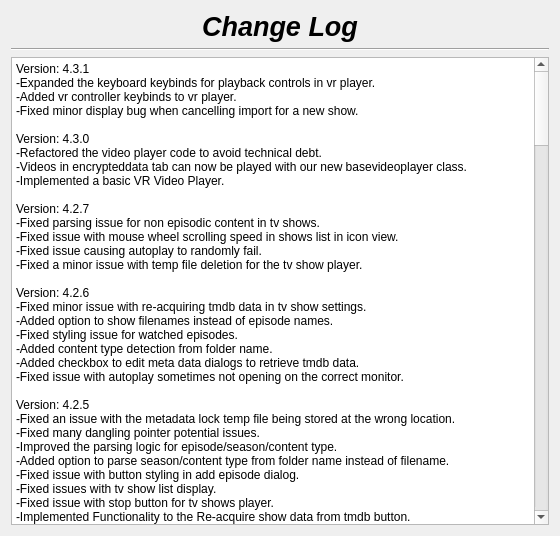
This is changelog.ui in therealMaPMaKeR/MMDiary as Qt 5 draws it before an edit. The edited form follows.
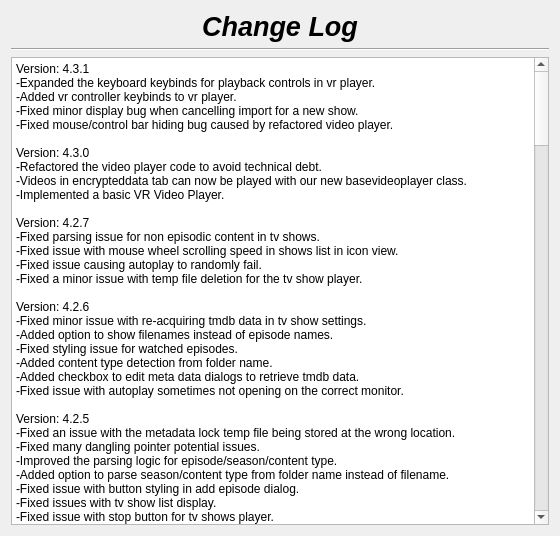
This is the edited form.

Commit message:
fixed mouse/control bar hiding bug
in tv show player

```diff
--- a/changelog.ui
+++ b/changelog.ui
@@ -55,7 +55,8 @@
 li.unchecked::marker { content: &quot;\2610&quot;; }
 li.checked::marker { content: &quot;\2612&quot;; }
 &lt;/style&gt;&lt;/head&gt;&lt;body style=&quot; font-family:'Segoe UI'; font-size:9pt; font-weight:400; font-style:normal;&quot;&gt;
-&lt;p style=&quot; margin-top:0px; margin-bottom:0px; margin-left:0px; margin-right:0px; -qt-block-indent:0; text-indent:0px;&quot;&gt;Version: 4.3.1&lt;br /&gt;-Expanded the keyboard keybinds for playback controls in vr player.&lt;br /&gt;-Added vr controller keybinds to vr player.&lt;br /&gt;-Fixed minor display bug when cancelling import for a new show.&lt;br /&gt;&lt;br /&gt;Version: 4.3.0&lt;br /&gt;-Refactored the video player code to avoid technical debt.&lt;br /&gt;-Videos in encrypteddata tab can now be played with our new basevideoplayer class.&lt;br /&gt;-Implemented a basic VR Video Player.&lt;br /&gt;&lt;br /&gt;Version: 4.2.7&lt;br /&gt;-Fixed parsing issue for non episodic content in tv shows.&lt;br /&gt;-Fixed issue with mouse wheel scrolling speed in shows list in icon view.&lt;br /&gt;-Fixed issue causing autoplay to randomly fail.&lt;/p&gt;
+&lt;p style=&quot; margin-top:0px; margin-bottom:0px; margin-left:0px; margin-right:0px; -qt-block-indent:0; text-indent:0px;&quot;&gt;Version: 4.3.1&lt;br /&gt;-Expanded the keyboard keybinds for playback controls in vr player.&lt;br /&gt;-Added vr controller keybinds to vr player.&lt;br /&gt;-Fixed minor display bug when cancelling import for a new show.&lt;/p&gt;
+&lt;p style=&quot; margin-top:0px; margin-bottom:0px; margin-left:0px; margin-right:0px; -qt-block-indent:0; text-indent:0px;&quot;&gt;-Fixed mouse/control bar hiding bug caused by refactored video player.&lt;br /&gt;&lt;br /&gt;Version: 4.3.0&lt;br /&gt;-Refactored the video player code to avoid technical debt.&lt;br /&gt;-Videos in encrypteddata tab can now be played with our new basevideoplayer class.&lt;br /&gt;-Implemented a basic VR Video Player.&lt;br /&gt;&lt;br /&gt;Version: 4.2.7&lt;br /&gt;-Fixed parsing issue for non episodic content in tv shows.&lt;br /&gt;-Fixed issue with mouse wheel scrolling speed in shows list in icon view.&lt;br /&gt;-Fixed issue causing autoplay to randomly fail.&lt;/p&gt;
 &lt;p style=&quot; margin-top:0px; margin-bottom:0px; margin-left:0px; margin-right:0px; -qt-block-indent:0; text-indent:0px;&quot;&gt;-Fixed a minor issue with temp file deletion for the tv show player.&lt;br /&gt;&lt;br /&gt;Version: 4.2.6&lt;br /&gt;-Fixed minor issue with re-acquiring tmdb data in tv show settings.&lt;/p&gt;
 &lt;p style=&quot; margin-top:0px; margin-bottom:0px; margin-left:0px; margin-right:0px; -qt-block-indent:0; text-indent:0px;&quot;&gt;-Added option to show filenames instead of episode names.&lt;br /&gt;-Fixed styling issue for watched episodes.&lt;/p&gt;
 &lt;p style=&quot; margin-top:0px; margin-bottom:0px; margin-left:0px; margin-right:0px; -qt-block-indent:0; text-indent:0px;&quot;&gt;-Added content type detection from folder name.&lt;br /&gt;-Added checkbox to edit meta data dialogs to retrieve tmdb data.&lt;br /&gt;-Fixed issue with autoplay sometimes not opening on the correct monitor.&lt;br /&gt;&lt;br /&gt;Version: 4.2.5&lt;br /&gt;-Fixed an issue with the metadata lock temp file being stored at the wrong location.&lt;br /&gt;-Fixed many dangling pointer potential issues.&lt;/p&gt;
```
The commit also changes 2 other files.
